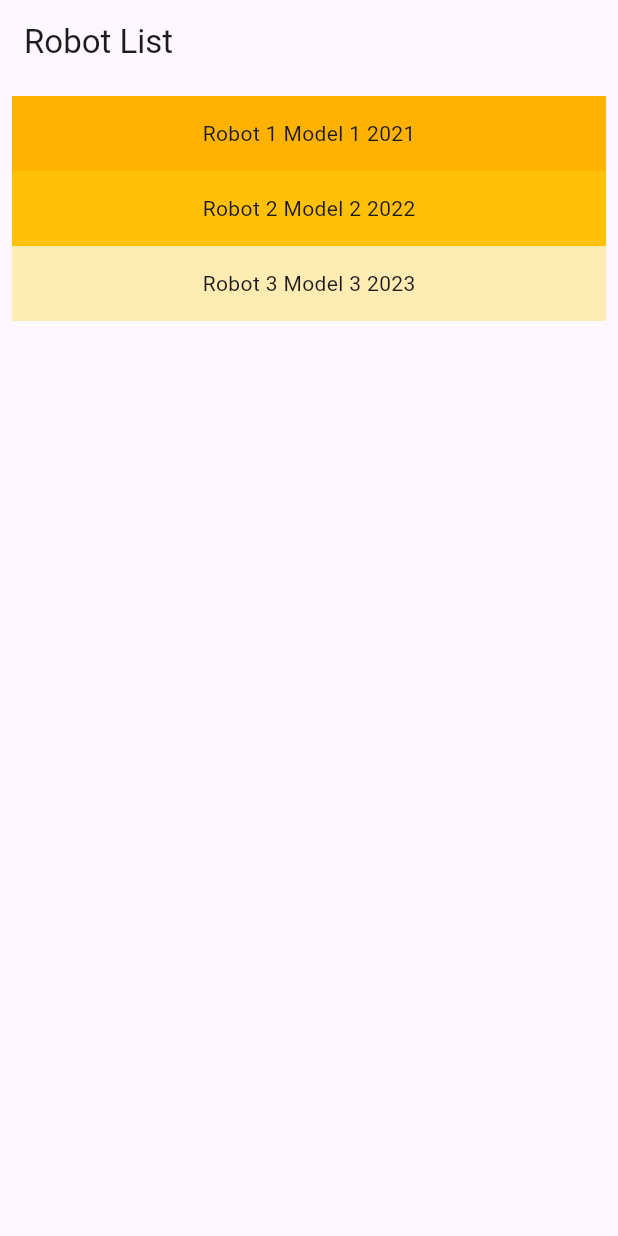
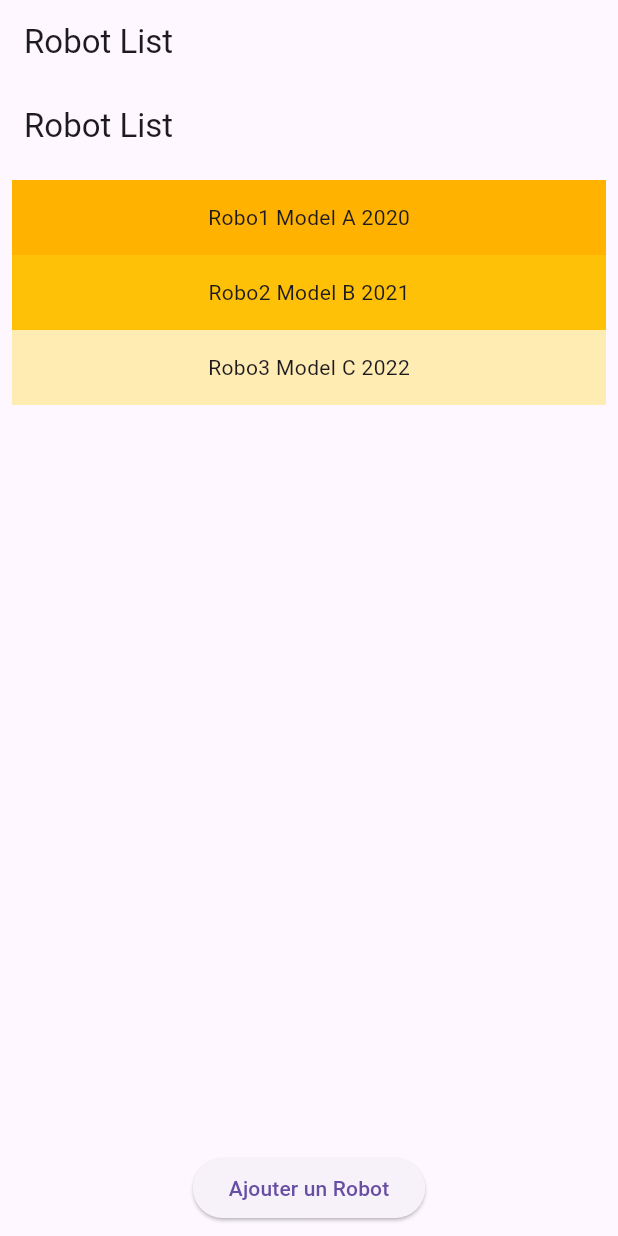
Before and after one commit to LargeGaultier/FlutterTpCorrection, a Flutter app: the screen it shows after launch, on a phone screen of 412 x 824 dp. Run offline on Flutter 3.47's test engine with Material 3 defaults, Android fonts, the phone set to English and light mode, and no system bars.

Commit message:
Robot StateFull

```diff
--- a/lib/Domain/robot.dart
+++ b/lib/Domain/robot.dart
@@ -4,9 +4,7 @@
     String name;
     String type;
     String model;
-
     String year;
-
 
     robot(this.name, this.type, this.model, this.year);
  }
--- /dev/null
+++ b/lib/Widget/Robots/RobotListstatefull.dart
@@ -0,0 +1,64 @@
+import 'package:flutter/material.dart';
+import 'package:flutterlearningproject/Domain/robot.dart';
+
+class RobotListStateFull extends StatefulWidget {
+  final List<robot_nettoyeur> robotnettoyeurList;
+
+  const RobotListStateFull({required this.robotnettoyeurList});
+
+  @override
+  _RobotListState createState() => _RobotListState();
+}
+
+class _RobotListState extends State<RobotListStateFull> {
+  List<robot_nettoyeur> robotList = [];
+
+  @override
+  void initState() {
+    super.initState();
+    robotList = widget.robotnettoyeurList; // Initialize the list from the constructor
+  }
+
+  final List<int> colorCodes = <int>[600, 500, 100];
+
+  void addRobot() {
+    setState(() {
+      // Add a new robot to the list
+      robotList.add(robot_nettoyeur('New Robot', 'Model X', '2024'));
+    });
+  }
+
+  @override
+  Widget build(BuildContext context) {
+    return Scaffold(
+      appBar: AppBar(title: Text('Robot List')),
+      body: Column(
+        children: [
+          Expanded(
+            child: ListView.builder(
+              padding: const EdgeInsets.all(8),
+              itemCount: robotList.length,
+              itemBuilder: (context, int index) {
+                return Container(
+                  height: 50,
+                  color: Colors.amber[colorCodes[index % colorCodes.length]],
+                  child: Center(
+                    child: Text(
+                        '${robotList[index].name} ${robotList[index].model} ${robotList[index].year}'),
+                  ),
+                );
+              },
+            ),
+          ),
+          Padding(
+            padding: const EdgeInsets.all(8.0),
+            child: ElevatedButton(
+              onPressed: addRobot,
+              child: Text('Ajouter un Robot'),
+            ),
+          ),
+        ],
+      ),
+    );
+  }
+}
--- a/lib/main.dart
+++ b/lib/main.dart
@@ -1,6 +1,6 @@
 import 'package:flutter/material.dart';
-import 'package:flutterlearningproject/Domain/Robot.dart';
-import 'package:flutterlearningproject/Widget/Robots/robotlist.dart';
+import 'package:flutterlearningproject/Domain/robot.dart';
+import 'package:flutterlearningproject/Widget/Robots/RobotListstatefull.dart';
 
 void main() {
   runApp(const MyApp());
@@ -14,7 +14,11 @@
   Widget build(BuildContext context) {
     const String appTitle = 'Flutter layout demo';
 
-
+    List<robot_nettoyeur> initialRobots = [
+    robot_nettoyeur('Robo1', 'Model A', '2020'),
+    robot_nettoyeur('Robo2', 'Model B', '2021'),
+    robot_nettoyeur('Robo3', 'Model C', '2022'),
+  ];
     return MaterialApp(
       title: 'Flutter Demo',
       // theme: ThemeData(
@@ -38,12 +42,8 @@
       // ),
       home:  Scaffold(
         appBar: AppBar(title: const Text('Robot List')),
-        body: RobotList(
-          robotnettoyeurList: <robot_nettoyeur>[
-            robot_nettoyeur('Robot 1', 'Model 1',  '2021'),
-            robot_nettoyeur('Robot 2', 'Model 2',  '2022'),
-            robot_nettoyeur('Robot 3', 'Model 3',  '2023'),
-          ],
+        body: RobotListStateFull(
+          robotnettoyeurList: initialRobots,
         ),
 
       )
```
